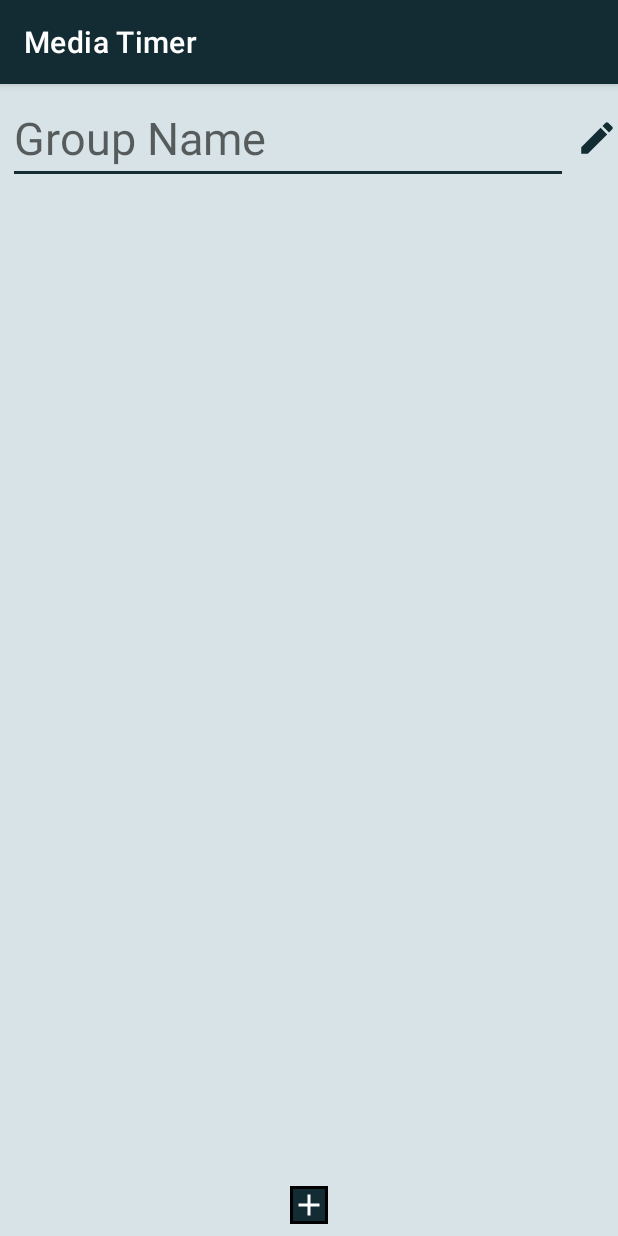
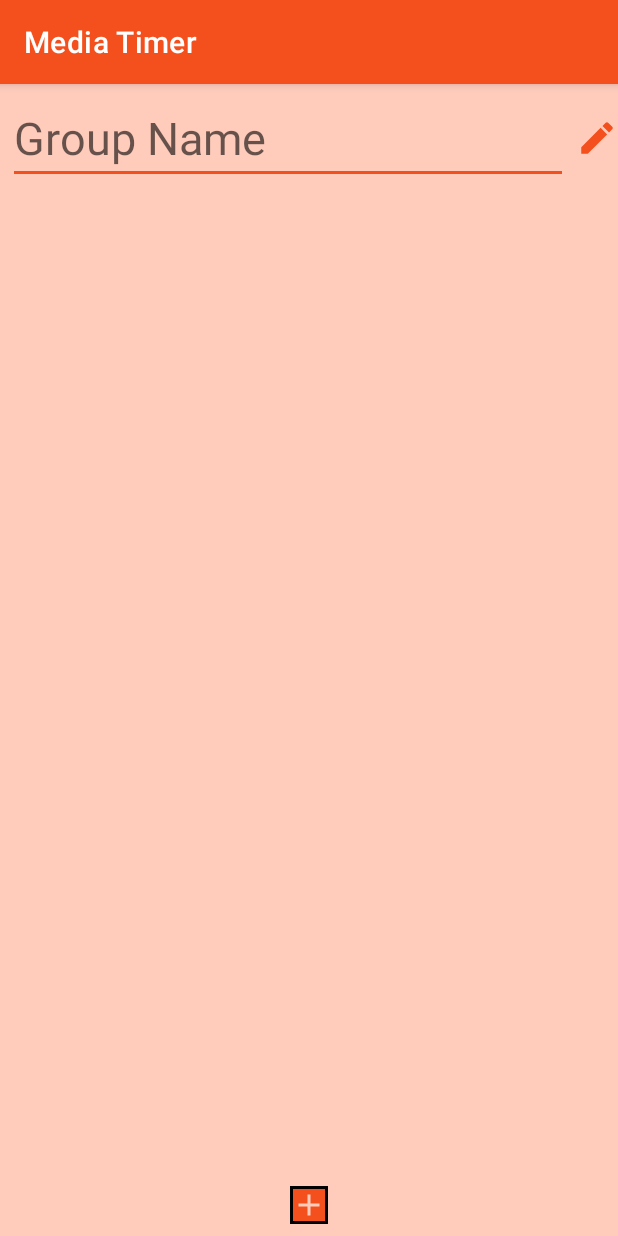
Before and after one commit to Calr-1/PRJ-MediaTimer, an Android app: the group screen opened directly, with no data from a screen before it, on a phone screen of 412 x 824 dp. Run offline under Robolectric (Android 15) with nearby library versions, the phone set to English and light mode, and no system bars; 4 statements that could not run were skipped.

Commit message:
- Added Orange Theme - Current theme is saved on local preferences
Problem:
- Fragments of timers and groups need to be reloaded after changing themes

```diff
--- a/app/src/main/java/com/example/timer_10/group.java
+++ b/app/src/main/java/com/example/timer_10/group.java
@@ -2,7 +2,9 @@ package com.example.timer_10;
 
 import android.app.Activity;
 import android.content.Intent;
+import android.content.SharedPreferences;
 import android.os.Bundle;
+import android.preference.PreferenceManager;
 import android.view.ContextMenu;
 import android.view.MenuInflater;
 import android.view.MenuItem;
@@ -21,9 +23,20 @@ public class group extends AppCompatActivity {
 
     private EditText et;
 
+    SharedPreferences app_preferences;
+
+    boolean appColor;
+
     @Override
     protected void onCreate(Bundle savedInstanceState) {
         super.onCreate(savedInstanceState);
+        app_preferences = PreferenceManager.getDefaultSharedPreferences(this);
+        appColor = app_preferences.getBoolean("color", false);
+        if (!appColor) {
+            setTheme(R.style.Theme_Timer_10);
+        } else if (appColor) {
+            setTheme(R.style.Theme_ORANGE_THEME);
+        }
         setContentView(R.layout.activity_group);
 
         wrapper = TimersWrapper.getInstance();
--- a/app/src/main/java/com/example/timer_10/timerFragment.java
+++ b/app/src/main/java/com/example/timer_10/timerFragment.java
@@ -71,6 +71,7 @@ public class timerFragment extends Fragment {
         hoursValue = getView().findViewById(R.id.hoursEditView);
         minutesValue = getView().findViewById(R.id.minutesEditView);
         secondsValue = getView().findViewById(R.id.secondsEditView);
+
         if (typeId == 1) {
             timer = new Timer(0, 0, "Timer " + (wrapper.getIndividualTimerList().size() + 1), getActivity(), R.raw.sound, secondsValue, minutesValue, hoursValue, this);
             wrapper.addIndividualTimerToList(timer);
--- /dev/null
+++ b/app/src/main/res/drawable/button_style_blue_grey.xml
@@ -0,0 +1,14 @@
+<?xml version="1.0" encoding="UTF-8"?>
+<shape xmlns:android="http://schemas.android.com/apk/res/android">
+    <solid android:color="@color/primaryColorBlueGrey" />
+
+
+    <stroke
+        android:width="2dp"
+        android:color="#ff000000" />
+    <padding
+        android:bottom="1dp"
+        android:left="1dp"
+        android:right="1dp"
+        android:top="1dp" />
+</shape>
--- a/app/src/main/res/drawable/button_style.xml
+++ b/app/src/main/res/drawable/button_style_orange.xml
@@ -1,6 +1,6 @@
 <?xml version="1.0" encoding="UTF-8"?>
 <shape xmlns:android="http://schemas.android.com/apk/res/android">
-    <solid android:color="@color/primaryColor" />
+    <solid android:color="@color/primaryColorOrange" />
 
 
     <stroke
--- a/app/src/main/res/drawable/round_corners.xml
+++ b/app/src/main/res/drawable/round_corners.xml
@@ -1,6 +1,6 @@
 <?xml version="1.0" encoding="UTF-8"?>
 <shape xmlns:android="http://schemas.android.com/apk/res/android">
-    <solid android:color="@color/onPrimaryColor" />
+    <solid android:color="@color/onPrimaryColorBlueGrey" />
 
     <stroke
         android:width="3dp"
--- a/app/src/main/res/layout/activity_group.xml
+++ b/app/src/main/res/layout/activity_group.xml
@@ -55,7 +55,6 @@
     </ScrollView>
 
     <ImageButton
-        style="@style/ButtonStyle"
         android:id="@+id/addTimerButton"
         android:layout_width="wrap_content"
         android:layout_height="wrap_content"
--- a/app/src/main/res/layout/activity_main.xml
+++ b/app/src/main/res/layout/activity_main.xml
@@ -24,7 +24,6 @@
     </ScrollView>
 
     <ImageButton
-        style="@style/ButtonStyle"
         android:id="@+id/addButton"
         android:layout_width="wrap_content"
         android:layout_height="wrap_content"
--- a/app/src/main/res/layout/fragment_timer_group.xml
+++ b/app/src/main/res/layout/fragment_timer_group.xml
@@ -99,7 +99,6 @@
         app:layout_constraintVertical_bias="0.0" />
 
     <ImageButton
-        style="@style/ButtonStyle"
         android:id="@+id/play_and_pause_group_button"
         android:layout_width="0dp"
         android:layout_height="wrap_content"
@@ -114,7 +113,6 @@
 
 
     <ImageButton
-        style="@style/ButtonStyle"
         android:id="@+id/stop_playing_group_button"
         android:layout_width="0dp"
         android:layout_height="wrap_content"
@@ -130,7 +128,6 @@
 
 
     <ImageButton
-        style="@style/ButtonStyle"
         android:id="@+id/timer_options_group_button"
         android:layout_width="0dp"
         android:layout_height="wrap_content"
--- a/app/src/main/res/layout/timer_fragment.xml
+++ b/app/src/main/res/layout/timer_fragment.xml
@@ -99,7 +99,6 @@
         app:layout_constraintVertical_bias="0.0" />
 
     <ImageButton
-        style="@style/ButtonStyle"
         android:id="@+id/play_and_pause_group_button"
         android:layout_width="0dp"
         android:layout_height="wrap_content"
@@ -115,7 +114,6 @@
 
 
     <ImageButton
-        style="@style/ButtonStyle"
         android:id="@+id/stop_playing_group_button"
         android:layout_width="0dp"
         android:layout_height="wrap_content"
@@ -131,7 +129,6 @@
 
 
     <ImageButton
-        style="@style/ButtonStyle"
         android:id="@+id/timer_options_group_button"
         android:layout_width="0dp"
         android:layout_height="wrap_content"
--- /dev/null
+++ b/app/src/main/res/menu/main_options.xml
@@ -0,0 +1,6 @@
+<?xml version="1.0" encoding="utf-8"?>
+<menu xmlns:android="http://schemas.android.com/apk/res/android">
+    <item
+        android:id="@+id/change_theme_option"
+        android:title="@string/change_theme" />
+</menu>
--- a/app/src/main/res/values/colors.xml
+++ b/app/src/main/res/values/colors.xml
@@ -9,13 +9,23 @@
     <color name="white">#FFFFFFFF</color>
     <color name="red">#802222</color>
 
-    <color name="primaryColor">#132c33</color>
-    <color name="primaryColorVariant">#30545e</color>
-    <color name="primaryColorLighter">#687980</color>
-    <color name="primaryColorLightest">#d8e3e7</color>
+    <!-- COLORS FOR BLUE/GREY THEME-->
+    <color name="primaryColorBlueGrey">#132c33</color>
+    <color name="primaryColorVariantBlueGrey">#30545e</color>
+    <color name="primaryColorLighterBlueGrey">#687980</color>
+    <color name="primaryColorLightestBlueGrey">#d8e3e7</color>
 
-    <color name="onPrimaryColor">#ffffff</color>
-    <color name="onPrimaryLightestColor">#132c33</color>
+    <color name="onPrimaryColorBlueGrey">#ffffff</color>
+    <color name="onPrimaryLightestColorBlueGrey">#132c33</color>
+
+    <!-- COLORS FOR ORANGE THEME-->
+    <color name="primaryColorOrange">#f4501e</color>
+    <color name="primaryColorVariantOrange">#ff5622</color>
+    <color name="primaryColorLighterOrange">#ff6f43</color>
+    <color name="primaryColorLightestOrange">#ffccbc</color>
+
+    <color name="onPrimaryColorOrange">#ffffff</color>
+    <color name="onPrimaryLightestColorOrange">#f4501e</color>
 
 
 </resources>
--- a/app/src/main/res/values/strings.xml
+++ b/app/src/main/res/values/strings.xml
@@ -37,4 +37,5 @@
     <string name="create_group_options">Create group</string>
     <string name="give_a_name">Give a name</string>
     <string name="group_name_hint">Group Name</string>
+    <string name="change_theme">Change Theme</string>
 </resources>
--- a/app/src/main/res/values/themes.xml
+++ b/app/src/main/res/values/themes.xml
@@ -2,9 +2,9 @@
     <!-- Base application theme. -->
     <style name="Theme.Timer_10" parent="Theme.MaterialComponents.DayNight.DarkActionBar">
         <!-- Primary brand color. -->
-        <item name="colorPrimary">@color/primaryColor</item>
-        <item name="colorPrimaryVariant">@color/primaryColorVariant</item>
-        <item name="colorOnPrimary">@color/onPrimaryColor</item>
+        <item name="colorPrimary">@color/primaryColorBlueGrey</item>
+        <item name="colorPrimaryVariant">@color/primaryColorVariantBlueGrey</item>
+        <item name="colorOnPrimary">@color/onPrimaryColorBlueGrey</item>
 
         <!-- Secondary brand color. -->
         <item name="colorSecondary">@color/teal_200</item>
@@ -14,21 +14,20 @@
         <item name="android:statusBarColor" tools:targetApi="l">?attr/colorPrimaryVariant</item>
 
         <!-- Customize your theme here. -->
-        <item name="android:windowBackground">@color/primaryColorLightest</item>
-        <item name="android:textColorPrimary">@color/onPrimaryLightestColor</item>
-        <item name="android:textColorSecondary">@color/onPrimaryLightestColor</item>
-        <item name="android:textColorTertiary">@color/onPrimaryLightestColor</item>
-        <item name="android:editTextColor">@color/onPrimaryLightestColor</item>
-        <item name="colorControlActivated">@color/onPrimaryLightestColor</item>
-        <item name="colorControlHighlight">@color/onPrimaryLightestColor</item>
-
+        <item name="android:windowBackground">@color/primaryColorLightestBlueGrey</item>
+        <item name="android:textColorPrimary">@color/onPrimaryLightestColorBlueGrey</item>
+        <item name="android:textColorSecondary">@color/onPrimaryLightestColorBlueGrey</item>
+        <item name="android:textColorTertiary">@color/onPrimaryLightestColorBlueGrey</item>
+        <item name="android:editTextColor">@color/onPrimaryLightestColorBlueGrey</item>
+        <item name="colorControlActivated">@color/onPrimaryLightestColorBlueGrey</item>
+        <item name="colorControlHighlight">@color/onPrimaryLightestColorBlueGrey</item>
+        <item name="imageButtonStyle">@style/ImageButtonBlueGrey</item>
 
     </style>
 
-    <style name="ButtonStyle" parent="Widget.AppCompat.ImageButton">
-        <item name="android:background">@drawable/button_style</item>
-        <item name="android:tint">@color/onPrimaryColor</item>
-
+    <style name="ImageButtonBlueGrey" parent="Theme.AppCompat.DayNight.DarkActionBar">
+        <item name="android:background">@drawable/button_style_blue_grey</item>
+        <item name="android:tint">@color/onPrimaryColorBlueGrey</item>
     </style>
 
     <style name="Theme.Timer_10.NoActionBar">
@@ -36,8 +35,36 @@
         <item name="windowNoTitle">true</item>
     </style>
 
+    <style name="Theme.ORANGE_THEME" parent="Theme.MaterialComponents.DayNight.DarkActionBar">
 
-    <style name="Theme.Timer_10.AppBarOverlay" parent="ThemeOverlay.AppCompat.Dark.ActionBar" />
+        <!-- Primary brand color. -->
+        <item name="colorPrimary">@color/primaryColorOrange</item>
+        <item name="colorPrimaryVariant">@color/primaryColorVariantOrange</item>
+        <item name="colorOnPrimary">@color/onPrimaryColorOrange</item>
 
-    <style name="Theme.Timer_10.PopupOverlay" parent="ThemeOverlay.AppCompat.Light" />
+        <!-- Secondary brand color. -->
+        <item name="colorSecondary">@color/teal_200</item>
+        <item name="colorSecondaryVariant">@color/teal_700</item>
+        <item name="colorOnSecondary">@color/black</item>
+        <!-- Status bar color. -->
+        <item name="android:statusBarColor" tools:targetApi="l">?attr/colorPrimaryVariant</item>
+
+        <!-- Customize your theme here. -->
+        <item name="android:windowBackground">@color/primaryColorLightestOrange</item>
+        <item name="android:textColorPrimary">@color/onPrimaryLightestColorOrange</item>
+        <item name="android:textColorSecondary">@color/onPrimaryLightestColorOrange</item>
+        <item name="android:textColorTertiary">@color/onPrimaryLightestColorOrange</item>
+        <item name="android:editTextColor">@color/onPrimaryLightestColorOrange</item>
+        <item name="colorControlActivated">@color/onPrimaryLightestColorOrange</item>
+        <item name="colorControlHighlight">@color/onPrimaryLightestColorOrange</item>
+        <item name="imageButtonStyle">@style/ImageButtonOrange</item>
+
+    </style>
+
+    <style name="ImageButtonOrange" parent="Theme.ORANGE_THEME">
+        <item name="android:background">@drawable/button_style_orange</item>
+        <item name="android:tint">@color/primaryColorLightestOrange</item>
+    </style>
+
+
 </resources>
```
Also changed, not shown: app/src/main/java/com/example/timer_10/MainActivity.java (+45 -1 lines), app/src/main/java/com/example/timer_10/TimerActivity.java (+14 -0 lines).
